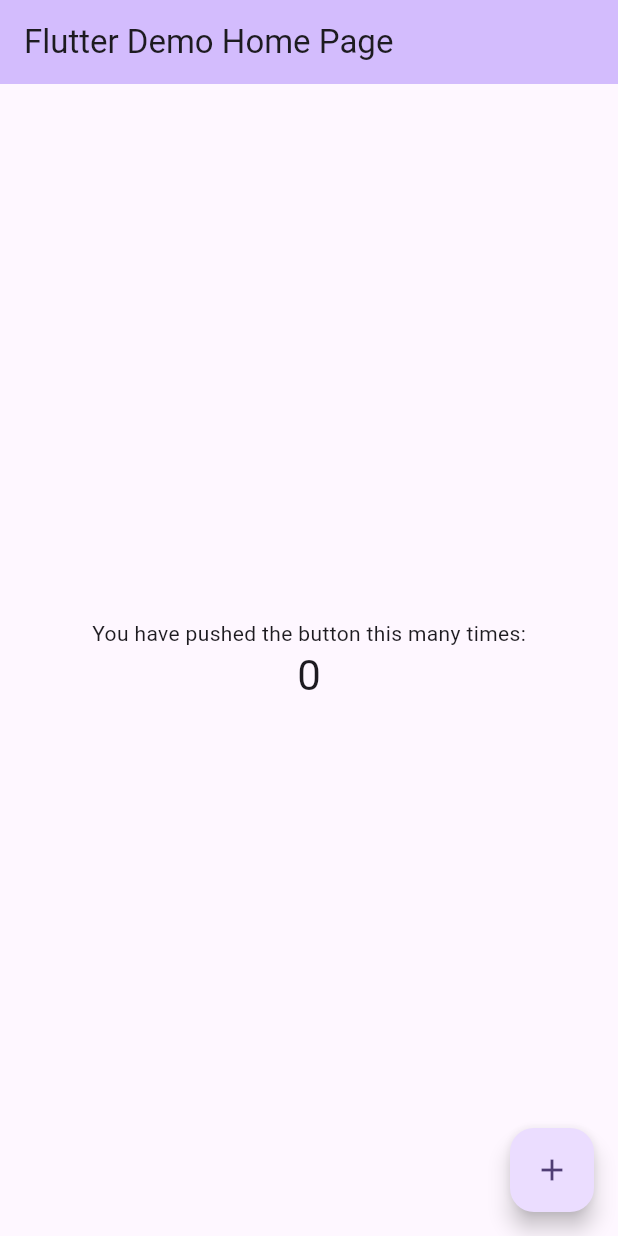
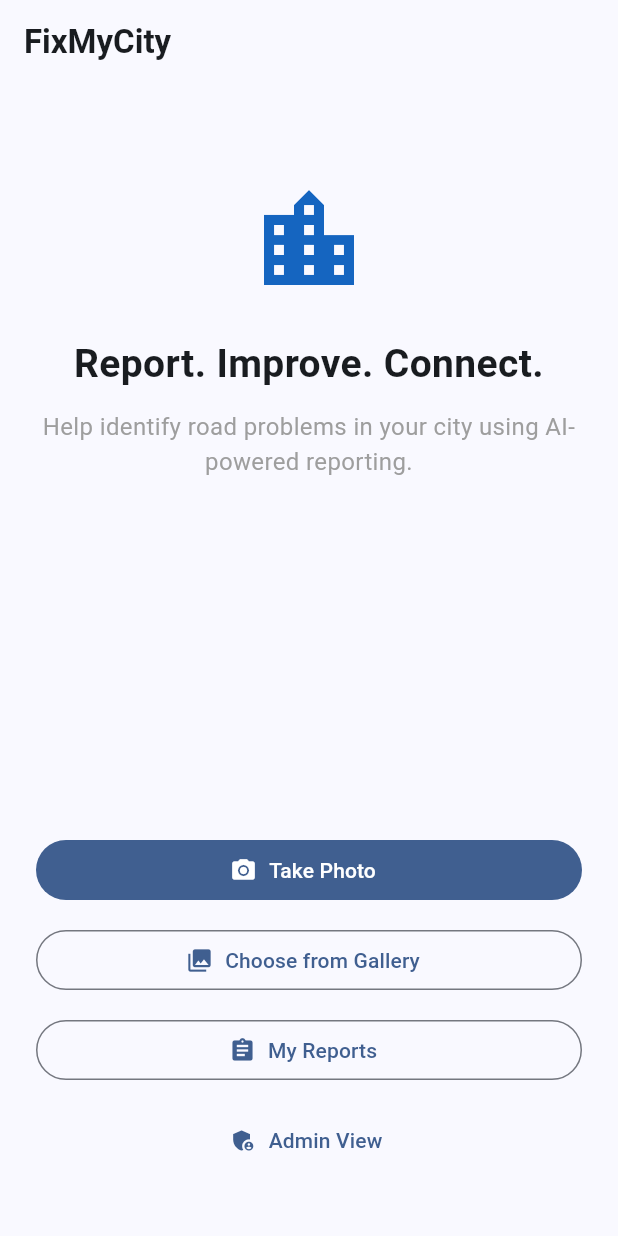
Before and after one commit to Hoor-a-aina/fix_my_city, a Flutter app: the screen it shows after launch, on a phone screen of 412 x 824 dp. Run offline on Flutter 3.47's test engine with Material 3 defaults, Android fonts, the phone set to English and light mode, and no system bars.

Commit message:
Build initial FixMyCity home screen

```diff
--- a/lib/main.dart
+++ b/lib/main.dart
@@ -1,121 +1,115 @@
 import 'package:flutter/material.dart';
 
 void main() {
-  runApp(const MyApp());
+  runApp(const FixMyCityApp());
 }
 
-class MyApp extends StatelessWidget {
-  const MyApp({super.key});
+class FixMyCityApp extends StatelessWidget {
+  const FixMyCityApp({super.key});
 
-  // This widget is the root of your application.
   @override
   Widget build(BuildContext context) {
     return MaterialApp(
-      title: 'Flutter Demo',
+      debugShowCheckedModeBanner: false,
+      title: 'FixMyCity',
       theme: ThemeData(
-        // This is the theme of your application.
-        //
-        // TRY THIS: Try running your application with "flutter run". You'll see
-        // the application has a purple toolbar. Then, without quitting the app,
-        // try changing the seedColor in the colorScheme below to Colors.green
-        // and then invoke "hot reload" (save your changes or press the "hot
-        // reload" button in a Flutter-supported IDE, or press "r" if you used
-        // the command line to start the app).
-        //
-        // Notice that the counter didn't reset back to zero; the application
-        // state is not lost during the reload. To reset the state, use hot
-        // restart instead.
-        //
-        // This works for code too, not just values: Most code changes can be
-        // tested with just a hot reload.
-        colorScheme: .fromSeed(seedColor: Colors.deepPurple),
+        colorScheme: ColorScheme.fromSeed(
+          seedColor: const Color(0xFF1565C0),
+        ),
+        useMaterial3: true,
       ),
-      home: const MyHomePage(title: 'Flutter Demo Home Page'),
+      home: const HomeScreen(),
     );
   }
 }
 
-class MyHomePage extends StatefulWidget {
-  const MyHomePage({super.key, required this.title});
-
-  // This widget is the home page of your application. It is stateful, meaning
-  // that it has a State object (defined below) that contains fields that affect
-  // how it looks.
-
-  // This class is the configuration for the state. It holds the values (in this
-  // case the title) provided by the parent (in this case the App widget) and
-  // used by the build method of the State. Fields in a Widget subclass are
-  // always marked "final".
-
-  final String title;
-
-  @override
-  State<MyHomePage> createState() => _MyHomePageState();
-}
-
-class _MyHomePageState extends State<MyHomePage> {
-  int _counter = 0;
-
-  void _incrementCounter() {
-    setState(() {
-      // This call to setState tells the Flutter framework that something has
-      // changed in this State, which causes it to rerun the build method below
-      // so that the display can reflect the updated values. If we changed
-      // _counter without calling setState(), then the build method would not be
-      // called again, and so nothing would appear to happen.
-      _counter++;
-    });
-  }
+class HomeScreen extends StatelessWidget {
+  const HomeScreen({super.key});
 
   @override
   Widget build(BuildContext context) {
-    // This method is rerun every time setState is called, for instance as done
-    // by the _incrementCounter method above.
-    //
-    // The Flutter framework has been optimized to make rerunning build methods
-    // fast, so that you can just rebuild anything that needs updating rather
-    // than having to individually change instances of widgets.
     return Scaffold(
       appBar: AppBar(
-        // TRY THIS: Try changing the color here to a specific color (to
-        // Colors.amber, perhaps?) and trigger a hot reload to see the AppBar
-        // change color while the other colors stay the same.
-        backgroundColor: Theme.of(context).colorScheme.inversePrimary,
-        // Here we take the value from the MyHomePage object that was created by
-        // the App.build method, and use it to set our appbar title.
-        title: Text(widget.title),
-      ),
-      body: Center(
-        // Center is a layout widget. It takes a single child and positions it
-        // in the middle of the parent.
-        child: Column(
-          // Column is also a layout widget. It takes a list of children and
-          // arranges them vertically. By default, it sizes itself to fit its
-          // children horizontally, and tries to be as tall as its parent.
-          //
-          // Column has various properties to control how it sizes itself and
-          // how it positions its children. Here we use mainAxisAlignment to
-          // center the children vertically; the main axis here is the vertical
-          // axis because Columns are vertical (the cross axis would be
-          // horizontal).
-          //
-          // TRY THIS: Invoke "debug painting" (choose the "Toggle Debug Paint"
-          // action in the IDE, or press "p" in the console), to see the
-          // wireframe for each widget.
-          mainAxisAlignment: .center,
-          children: [
-            const Text('You have pushed the button this many times:'),
-            Text(
-              '$_counter',
-              style: Theme.of(context).textTheme.headlineMedium,
-            ),
-          ],
+        title: const Text(
+          'FixMyCity',
+          style: TextStyle(
+            fontWeight: FontWeight.bold,
+          ),
         ),
       ),
-      floatingActionButton: FloatingActionButton(
-        onPressed: _incrementCounter,
-        tooltip: 'Increment',
-        child: const Icon(Icons.add),
+      body: SafeArea(
+        child: Padding(
+          padding: const EdgeInsets.all(24),
+          child: Column(
+            crossAxisAlignment: CrossAxisAlignment.stretch,
+            children: [
+              const SizedBox(height: 40),
+
+              const Icon(
+                Icons.location_city,
+                size: 80,
+                color: Color(0xFF1565C0),
+              ),
+
+              const SizedBox(height: 24),
+
+              const Text(
+                'Report. Improve. Connect.',
+                textAlign: TextAlign.center,
+                style: TextStyle(
+                  fontSize: 26,
+                  fontWeight: FontWeight.bold,
+                ),
+              ),
+
+              const SizedBox(height: 12),
+
+              const Text(
+                'Help identify road problems in your city '
+                    'using AI-powered reporting.',
+                textAlign: TextAlign.center,
+                style: TextStyle(
+                  fontSize: 16,
+                  color: Colors.grey,
+                ),
+              ),
+
+              const Spacer(),
+
+              FilledButton.icon(
+                onPressed: () {},
+                icon: const Icon(Icons.camera_alt),
+                label: const Text('Take Photo'),
+              ),
+
+              const SizedBox(height: 12),
+
+              OutlinedButton.icon(
+                onPressed: () {},
+                icon: const Icon(Icons.photo_library),
+                label: const Text('Choose from Gallery'),
+              ),
+
+              const SizedBox(height: 12),
+
+              OutlinedButton.icon(
+                onPressed: () {},
+                icon: const Icon(Icons.assignment),
+                label: const Text('My Reports'),
+              ),
+
+              const SizedBox(height: 12),
+
+              TextButton.icon(
+                onPressed: () {},
+                icon: const Icon(Icons.admin_panel_settings),
+                label: const Text('Admin View'),
+              ),
+
+              const SizedBox(height: 16),
+            ],
+          ),
+        ),
       ),
     );
   }
```
Also changed, not shown: 1 other file.
